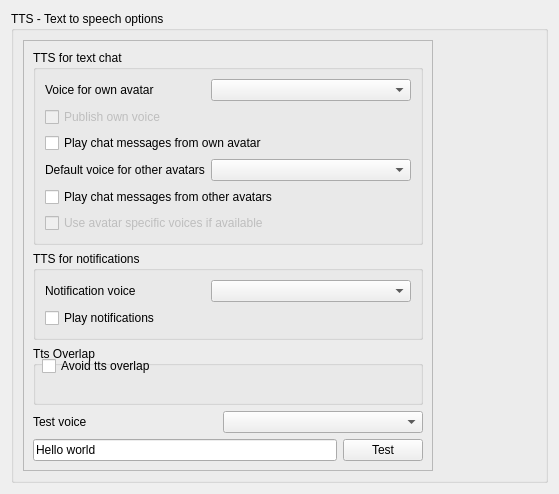
Above: TtsModule/ui/TTSSettings.ui from realXtend/tundra before the change. Below: the same form after it.
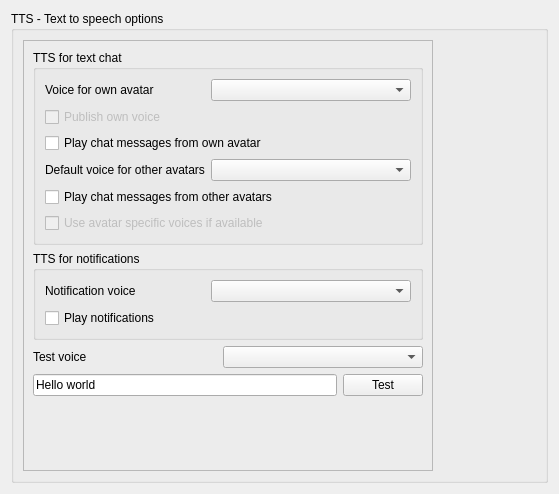
That is the form after the change.

Commit message: Tts module updated and clean. (Old tts overlap code and .ui)

Patch:
```diff
--- a/TtsModule/ui/TTSSettings.ui
+++ b/TtsModule/ui/TTSSettings.ui
@@ -183,38 +183,6 @@
                </layout>
               </widget>
              </item>
-             <item>
-              <widget class="QGroupBox" name="groupBox_4">
-               <property name="minimumSize">
-                <size>
-                 <width>377</width>
-                 <height>40</height>
-                </size>
-               </property>
-               <property name="title">
-                <string>Tts Overlap</string>
-               </property>
-               <widget class="QWidget" name="horizontalLayoutWidget">
-                <property name="geometry">
-                 <rect>
-                  <x>9</x>
-                  <y>0</y>
-                  <width>341</width>
-                  <height>41</height>
-                 </rect>
-                </property>
-                <layout class="QHBoxLayout" name="horizontalLayout_12">
-                 <item>
-                  <widget class="QCheckBox" name="overlapTtsCheckBox">
-                   <property name="text">
-                    <string>Avoid tts overlap</string>
-                   </property>
-                  </widget>
-                 </item>
-                </layout>
-               </widget>
-              </widget>
-             </item>
              <item>
               <layout class="QHBoxLayout" name="horizontalLayout_6">
                <item>
@@ -254,6 +222,19 @@
                </item>
               </layout>
              </item>
+             <item>
+              <spacer name="verticalSpacer">
+               <property name="orientation">
+                <enum>Qt::Vertical</enum>
+               </property>
+               <property name="sizeHint" stdset="0">
+                <size>
+                 <width>20</width>
+                 <height>40</height>
+                </size>
+               </property>
+              </spacer>
+             </item>
             </layout>
            </widget>
           </item>
```
The commit also changes 2 other files.
